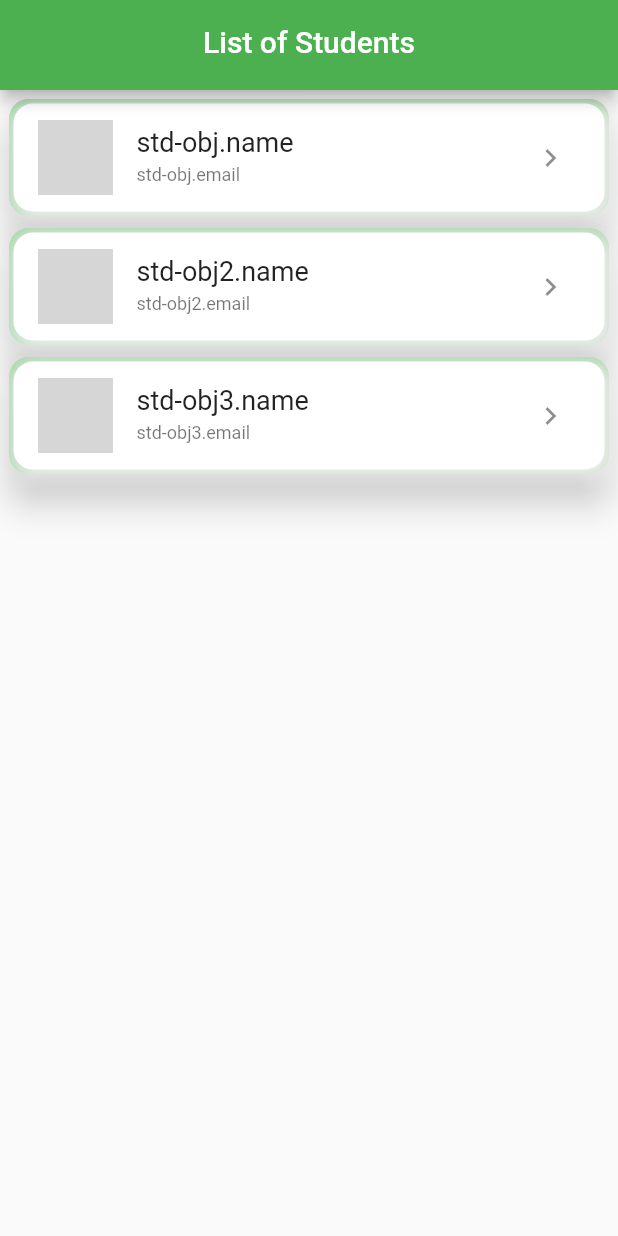
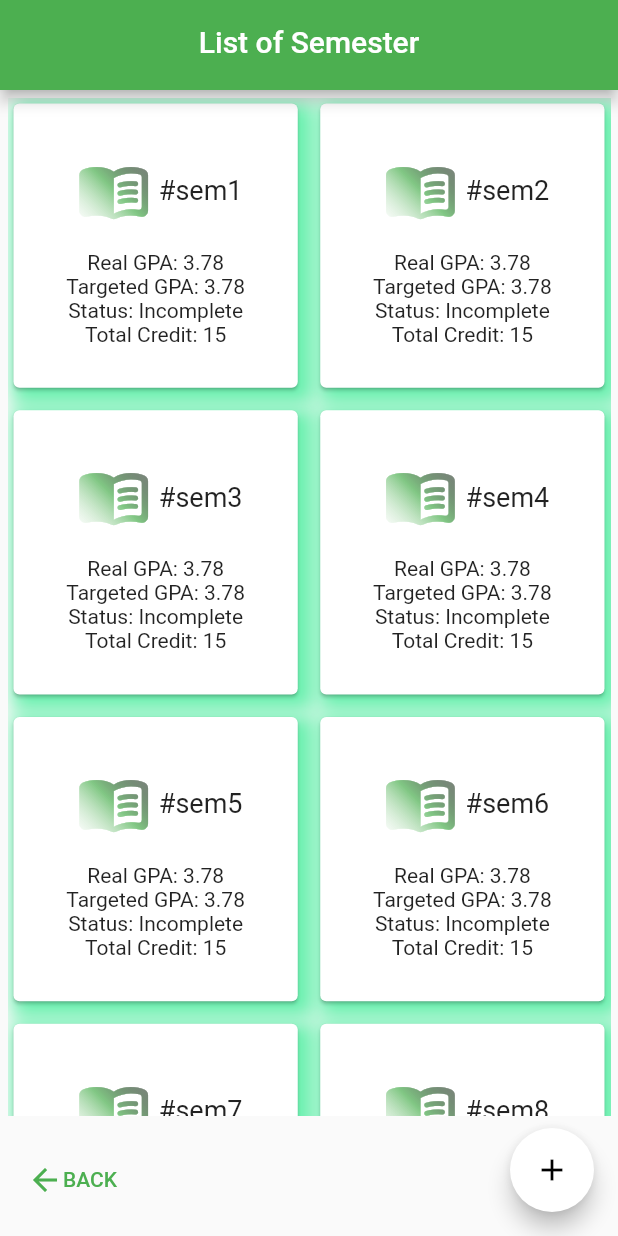
Before and after one commit to Ainal-Farhan/Managedo, a Flutter app: the screen it shows after launch, on a phone screen of 412 x 824 dp. Run offline on Flutter 3.47's test engine with Material 2 defaults, Android fonts, the phone set to English and light mode, and no system bars; our stand-ins replace get_it; grey boxes are pictures that could not be loaded.

Commit message:
List of Semester Screen
Done

```diff
--- a/lib/app/dependencies.dart
+++ b/lib/app/dependencies.dart
@@ -2,6 +2,7 @@ import 'package:get_it/get_it.dart';
 import 'package:managedo_mobile_app/screens/EducationInfoScreen/EducationInfo_viewmodel.dart';
 import 'package:managedo_mobile_app/screens/ExampleScreen/Example_viewmodel.dart';
 import 'package:managedo_mobile_app/screens/ListStudentsScreen/ListStudents_viewmodel.dart';
+import 'package:managedo_mobile_app/screens/SemesterListScreen/SemesterList_viewmodel.dart';
 import 'package:managedo_mobile_app/services/education/education_service.dart';
 import 'package:managedo_mobile_app/services/education/education_service_rest.dart';
 
@@ -22,4 +23,5 @@ void init() {
   dependency.registerLazySingleton(() => EducationInfoViewmodel());
   dependency.registerLazySingleton(() => ExampleViewmodel());
   dependency.registerLazySingleton(() => ListStudentsViewmodel());
+  dependency.registerLazySingleton(() => SemesterListViewmodel());
 }
--- a/lib/app/router.dart
+++ b/lib/app/router.dart
@@ -3,9 +3,11 @@ import 'package:flutter/material.dart';
 import 'package:managedo_mobile_app/screens/EducationInfoScreen/EducationInfo_view.dart';
 import 'package:managedo_mobile_app/screens/ExampleScreen/Example_view.dart';
 import 'package:managedo_mobile_app/screens/ListStudentsScreen/ListStudentsScreen_view.dart';
+import 'package:managedo_mobile_app/screens/SemesterListScreen/SemesterList_view.dart';
 
 const String educationRoute = '/education';
 const String listStudentsRoute = '/listStudents';
+const String listSemestersRoute = '/listSemesters';
 const String exampleRoute = '/example';
 
 Route<dynamic> createRoute(settings) {
@@ -16,6 +18,8 @@ Route<dynamic> createRoute(settings) {
       return ExampleView.route();
     case listStudentsRoute:
       return ListStudentsScreen.route();
+    case listSemestersRoute:
+      return SemesterListView.route();
   }
   return null;
 }
--- a/lib/main.dart
+++ b/lib/main.dart
@@ -15,7 +15,7 @@ void main() {
       title: 'Managedo',
       debugShowCheckedModeBanner: false,
       theme: ThemeData(primarySwatch: Colors.green),
-      initialRoute: router.listStudentsRoute,
+      initialRoute: router.listSemestersRoute,
       onGenerateRoute: router.createRoute,
     ),
   );
--- /dev/null
+++ b/lib/screens/SemesterListScreen/SemesterList_view.dart
@@ -0,0 +1,28 @@
+import 'package:flutter/material.dart';
+import 'components/bar.dart';
+import 'components/body.dart';
+import 'components/float.dart';
+
+import 'SemesterList_viewmodel.dart';
+import '../view.dart';
+
+class SemesterListView extends StatelessWidget {
+  static Route<dynamic> route() =>
+      MaterialPageRoute(builder: (_) => SemesterListView());
+
+  @override
+  Widget build(BuildContext context) {
+    return WillPopScope(
+        onWillPop: () => Future.value(false),
+        child: SafeArea(
+          child: Scaffold(
+            appBar: Bar(),
+            body: View<SemesterListViewmodel>(
+              initViewmodel: (viewmodel) => viewmodel,
+              builder: (context, viewmodel, _) => Body(),
+            ),
+            floatingActionButton: Float(),
+          ),
+        ));
+  }
+}
--- /dev/null
+++ b/lib/screens/SemesterListScreen/SemesterList_viewmodel.dart
@@ -0,0 +1,3 @@
+import '../viewmodel.dart';
+
+class SemesterListViewmodel extends Viewmodel {}
--- /dev/null
+++ b/lib/screens/SemesterListScreen/components/bar.dart
@@ -0,0 +1,14 @@
+import 'package:flutter/material.dart';
+
+class Bar extends StatelessWidget implements PreferredSizeWidget {
+  @override
+  Size get preferredSize => Size.fromHeight(60.0);
+
+  @override
+  Widget build(BuildContext context) {
+    return AppBar(
+      title: Text('List of Semester'),
+      centerTitle: true,
+    );
+  }
+}
--- /dev/null
+++ b/lib/screens/SemesterListScreen/components/body.dart
@@ -0,0 +1,115 @@
+import 'package:flutter/material.dart';
+
+import './gradient_icon.dart';
+
+class Body extends StatelessWidget {
+  @override
+  Widget build(BuildContext context) {
+    return Column(
+      children: <Widget>[
+        Expanded(
+          child: Padding(
+            padding: const EdgeInsets.all(5),
+            child: GridView.count(
+              crossAxisCount: 2,
+              crossAxisSpacing: 7,
+              mainAxisSpacing: 7,
+              children: [
+                'sem1',
+                'sem2',
+                'sem3',
+                'sem4',
+                'sem5',
+                'sem6',
+                'sem7',
+                'sem8',
+              ]
+                  .map(
+                    (sem) => InkWell(
+                      onTap: () {},
+                      child: Container(
+                        decoration: BoxDecoration(
+                          boxShadow: [
+                            BoxShadow(
+                              color: Colors.greenAccent[200],
+                              offset: const Offset(
+                                5.0,
+                                5.0,
+                              ),
+                              blurRadius: 10.0,
+                              spreadRadius: 2.0,
+                            ),
+                          ],
+                          borderRadius: BorderRadius.all(Radius.circular(5)),
+                        ),
+                        child: Card(
+                          color: null,
+                          child: Column(
+                            mainAxisAlignment: MainAxisAlignment.center,
+                            children: <Widget>[
+                              Row(
+                                mainAxisAlignment: MainAxisAlignment.center,
+                                children: [
+                                  GradientIcon(
+                                    icon: Icons.menu_book_rounded,
+                                    size: 50,
+                                    gradient: LinearGradient(
+                                      colors: <Color>[
+                                        Colors.black45,
+                                        Colors.green[300],
+                                        Colors.white30,
+                                      ],
+                                      begin: Alignment.topRight,
+                                      end: Alignment.bottomLeft,
+                                    ),
+                                  ),
+                                  Text(
+                                    '#$sem',
+                                    style: TextStyle(fontSize: 18),
+                                  ),
+                                ],
+                              ),
+                              SizedBox(height: 10),
+                              Text('Real GPA: 3.78'),
+                              Text('Targeted GPA: 3.78'),
+                              Text('Status: Incomplete'),
+                              Text('Total Credit: 15'),
+                            ],
+                          ),
+                        ),
+                      ),
+                    ),
+                  )
+                  .toList(),
+            ),
+          ),
+        ),
+        Container(
+          height: 75,
+          child: Row(
+            mainAxisAlignment: MainAxisAlignment.start,
+            children: <Widget>[
+              Padding(
+                padding: const EdgeInsets.fromLTRB(
+                  10.0,
+                  0.0,
+                  5.0,
+                  0.0,
+                ),
+                child: TextButton(
+                    onPressed: () => Navigator.pop(context),
+                    child: Row(
+                      mainAxisAlignment: MainAxisAlignment.center,
+                      children: <Widget>[
+                        Icon(Icons.arrow_back_outlined),
+                        Text('BACK')
+                      ],
+                    )),
+              ),
+            ],
+          ),
+        )
+      ],
+    );
+  }
+}
--- /dev/null
+++ b/lib/screens/SemesterListScreen/components/float.dart
@@ -0,0 +1,16 @@
+import 'package:flutter/material.dart';
+
+class Float extends StatelessWidget {
+  @override
+  Widget build(BuildContext context) {
+    return FloatingActionButton(
+      child: IconButton(
+        icon: Icon(Icons.add),
+        onPressed: () => {},
+        color: Colors.black,
+      ),
+      backgroundColor: Colors.white,
+      onPressed: () => {},
+    );
+  }
+}
--- /dev/null
+++ b/lib/screens/SemesterListScreen/components/gradient_icon.dart
@@ -0,0 +1,32 @@
+import 'package:flutter/material.dart';
+
+class GradientIcon extends StatelessWidget {
+  GradientIcon({
+    this.icon,
+    this.size,
+    this.gradient,
+  });
+
+  final IconData icon;
+  final double size;
+  final Gradient gradient;
+
+  @override
+  Widget build(BuildContext context) {
+    return ShaderMask(
+      child: SizedBox(
+        width: size * 1.2,
+        height: size * 1.2,
+        child: Icon(
+          icon,
+          size: size,
+          color: Colors.white,
+        ),
+      ),
+      shaderCallback: (Rect bounds) {
+        final Rect rect = Rect.fromLTRB(0, 0, size, size);
+        return gradient.createShader(rect);
+      },
+    );
+  }
+}
```
